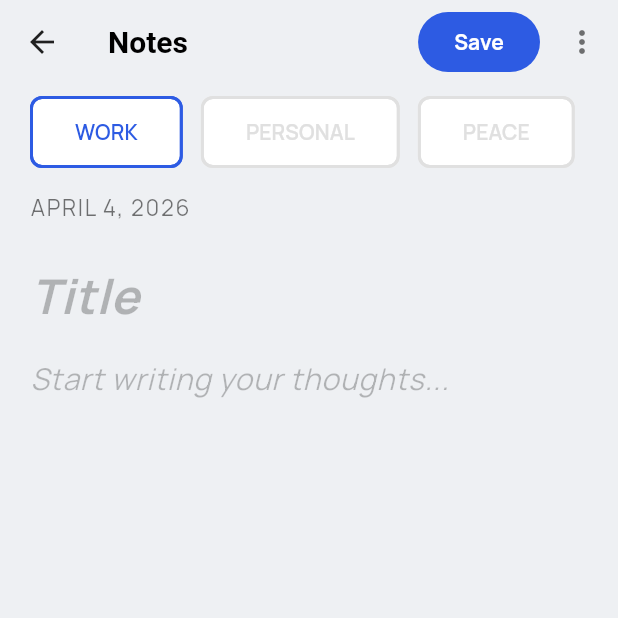
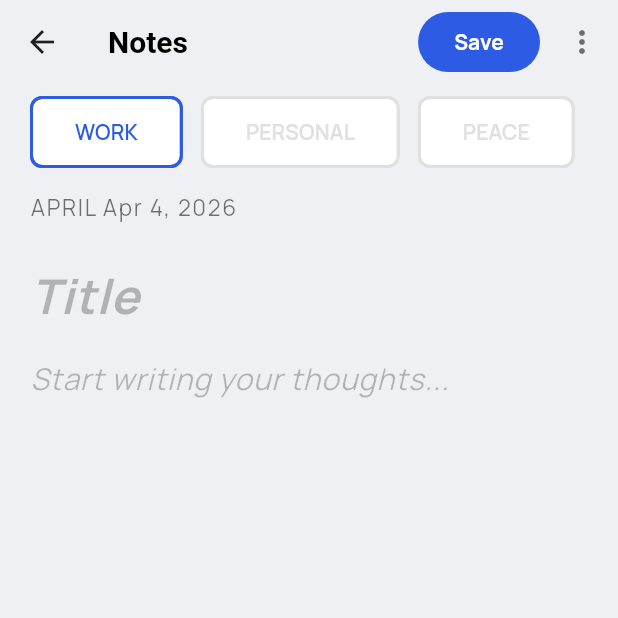
Before and after one commit to JoshnaChary/notes_application, a Flutter app: the EditNoteScreen screen opened directly, on a phone screen of 412 x 824 dp, the top half of it. Run offline on Flutter 3.47's test engine with Material 3 defaults, Android fonts, the phone set to English and light mode, and no system bars; our stand-ins replace google_fonts, supabase_flutter; accounts and stored records are empty.

Commit message:
Update app_strings.dart

```diff
--- a/lib/strings/app_strings.dart
+++ b/lib/strings/app_strings.dart
@@ -61,8 +61,8 @@
 
   // Date Formatting
   static const List<String> months = [
-    'JANUARY', 'FEBRUARY', 'MARCH', 'APRIL', 'MAY', 'JUNE',
-    'JULY', 'AUGUST', 'SEPTEMBER', 'OCTOBER', 'NOVEMBER', 'DECEMBER'
+    'JANUARY', 'FEBRUARY Feb', 'MARCH Mar', 'APRIL Apr', 'MAY May', 'JUNE Jun',
+    'JULY Jul', 'AUGUST Aug', 'SEPTEMBER Sep', 'OCTOBER Oct', 'NOVEMBER Nov', 'DECEMBER'
   ];
 
   static const List<String> shortMonths = [
```
